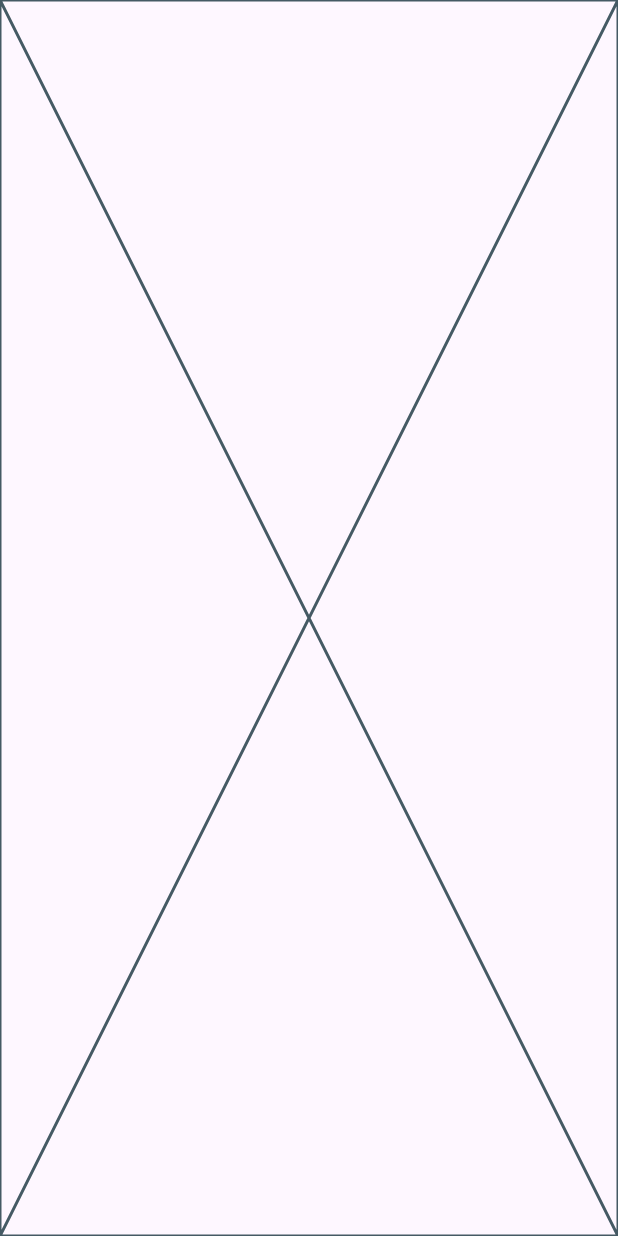
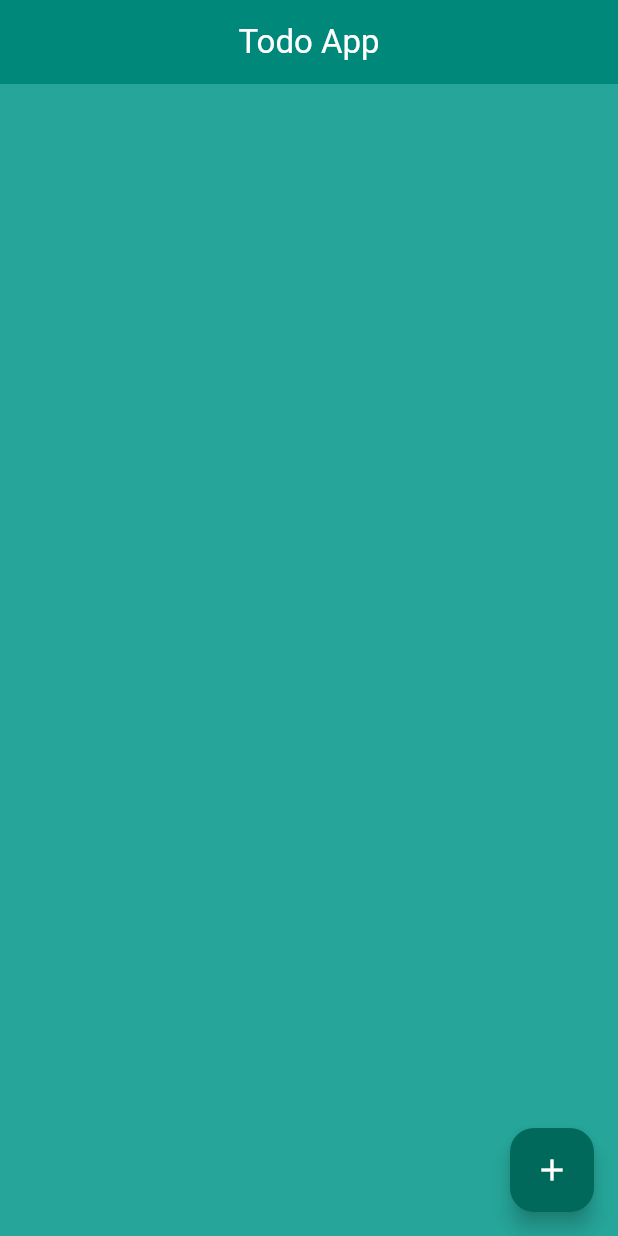
Before and after one commit to ruman-dev/todo_list_app_flutter, a Flutter app: the screen it shows after launch, on a phone screen of 412 x 824 dp. Run offline on Flutter 3.47's test engine with Material 3 defaults, Android fonts, the phone set to English and light mode, and no system bars; our stand-ins replace awesome_snackbar_content, firebase_core, firebase_database; accounts and stored records are empty.

Commit message:
Updated HomeScreen and Add Task Module

```diff
--- a/lib/main.dart
+++ b/lib/main.dart
@@ -1,6 +1,9 @@
+import 'package:firebase_core/firebase_core.dart';
 import 'package:flutter/material.dart';
 import 'package:todo_list_app/todo_list_app.dart';
 
-void main() {
+void main() async {
+  WidgetsFlutterBinding.ensureInitialized();
+  await Firebase.initializeApp();
   runApp(const TodoListApp());
 }
--- a/lib/presentation/screens/home_screen.dart
+++ b/lib/presentation/screens/home_screen.dart
@@ -1,10 +1,33 @@
 import 'package:flutter/material.dart';
+import 'package:todo_list_app/presentation/screens/input_screen.dart';
+import 'package:todo_list_app/presentation/screens/task_list.dart';
 
 class HomeScreen extends StatelessWidget {
   const HomeScreen({super.key});
 
   @override
   Widget build(BuildContext context) {
-    return Placeholder();
+    return Scaffold(
+      backgroundColor: Colors.teal.shade400,
+      appBar: AppBar(
+        title: Text(
+          'Todo App',
+          style: TextStyle(color: Colors.white),
+        ),
+        backgroundColor: Colors.teal.shade600,
+        centerTitle: true,
+      ),
+      floatingActionButton: FloatingActionButton(
+        onPressed: () {
+          Navigator.push(context, MaterialPageRoute(builder: (context) => InputScreen()));
+        },
+        backgroundColor: Colors.teal.shade800,
+        child: Icon(
+          Icons.add,
+          color: Colors.white,
+        ),
+      ),
+      body: TaskList(),
+    );
   }
 }
--- /dev/null
+++ b/lib/presentation/screens/task_list.dart
@@ -0,0 +1,71 @@
+import 'package:firebase_database/firebase_database.dart';
+import 'package:flutter/material.dart';
+
+class TaskList extends StatefulWidget {
+  const TaskList({super.key});
+
+  @override
+  State<TaskList> createState() => _TaskListState();
+}
+
+class _TaskListState extends State<TaskList> {
+  final db = FirebaseDatabase.instance;
+  bool? checkbox = false;
+  List<Map<dynamic, dynamic>> tasks = [];
+
+  @override
+  void initState() {
+    super.initState();
+    fetchData();
+  }
+
+  void fetchData() {
+    final dbRef = db.ref('tasks');
+
+    dbRef.onValue.listen((event) {
+      if (event.snapshot.value != null) {
+        final tasksData = event.snapshot.value as Map<dynamic, dynamic>;
+        setState(() {
+          tasks =
+              tasksData.entries.map((element) => element.value as Map<dynamic, dynamic>).toList();
+        });
+      }
+    });
+  }
+
+  @override
+  Widget build(BuildContext context) {
+    return Column(
+      mainAxisAlignment: MainAxisAlignment.start,
+      children: [
+        const SizedBox(height: 10),
+        Expanded(
+          child: ListView.builder(
+              itemCount: tasks.length,
+              itemBuilder: (context, index) {
+                return Padding(
+                  padding: const EdgeInsets.symmetric(horizontal: 8, vertical: 3),
+                  child: Card(
+                    child: ListTile(
+                      // leading: Checkbox(
+                      //   value: checkbox,
+                      //   onChanged: (newValue) {
+                      //     setState(() {
+                      //       checkbox = newValue;
+                      //     });
+                      //   },
+                      // ),
+
+                      title: Text(
+                        tasks[index]['title'],
+                      ),
+                      subtitle: Text(tasks[index]['body']),
+                    ),
+                  ),
+                );
+              }),
+        ),
+      ],
+    );
+  }
+}
--- a/lib/todo_list_app.dart
+++ b/lib/todo_list_app.dart
@@ -7,11 +7,9 @@ class TodoListApp extends StatelessWidget {
   @override
   Widget build(BuildContext context) {
     return MaterialApp(
-      title: 'To Do List App',
-      color: Colors.black54,
-      home: Scaffold(
-        body: HomeScreen(),
-      ),
+      debugShowCheckedModeBanner: false,
+      title: 'Todo List App',
+      home: HomeScreen(),
     );
   }
 }
```
Also changed, not shown: database.rules.json (added, +7 -0 lines), lib/presentation/screens/input_screen.dart (added, +114 -0 lines), lib/presentation/widgets/custom_input.dart (added, +45 -0 lines), pubspec.yaml (+8 -11 lines), firebase.json (added), 59 other files.
